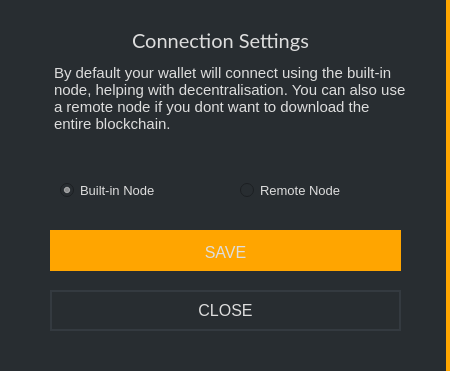
Above: src/gui/ui/nodesettings.ui from ConcealNetwork/conceal-desktop before the change. Below: the same form after it.
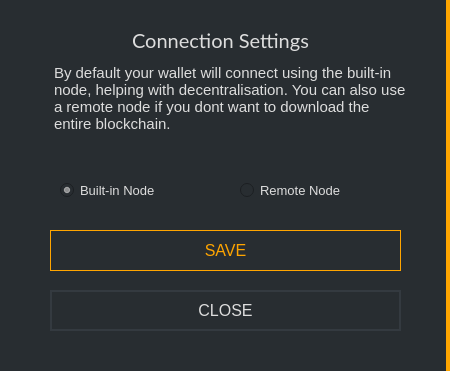
That is the form after the change.

Patch:
```diff
--- a/src/gui/ui/nodesettings.ui
+++ b/src/gui/ui/nodesettings.ui
@@ -187,9 +187,7 @@
      </font>
     </property>
     <property name="styleSheet">
-     <string notr="true">color: #ddd; background-color: orange; border-top: 3px solid orange;
-border-right: 0px;
-font-size: 16px;</string>
+     <string notr="true">color: orange; background-color: #1; border: 1px solid orange; font-size: 16px;</string>
     </property>
     <property name="text">
      <string>SAVE</string>
```
